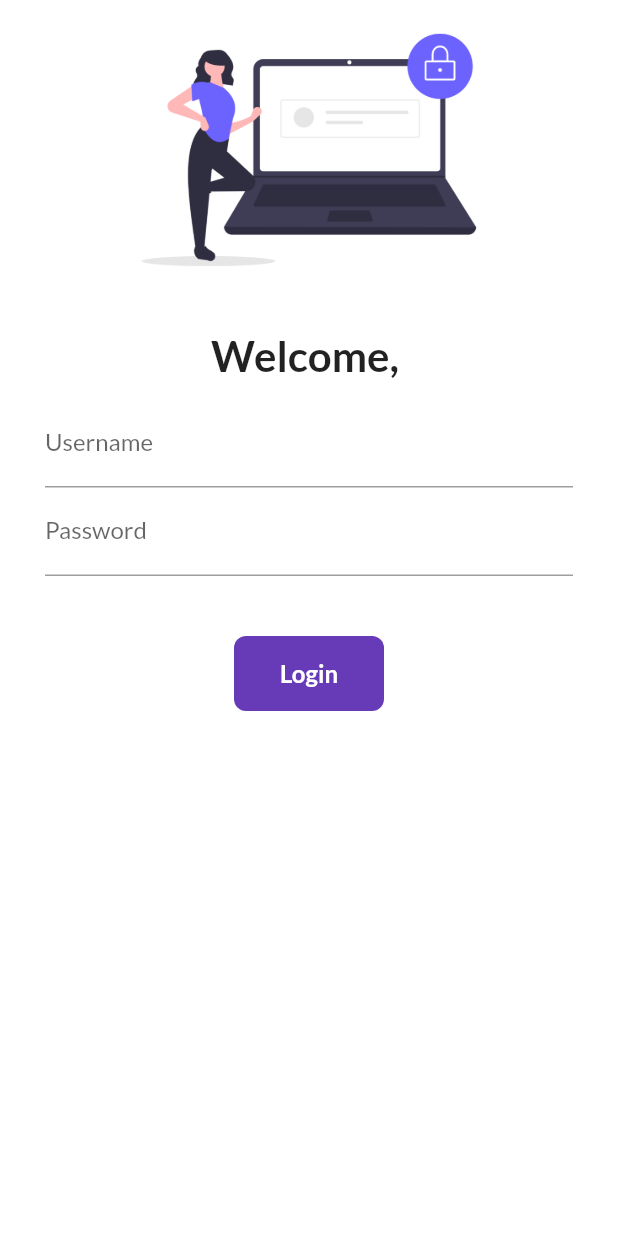
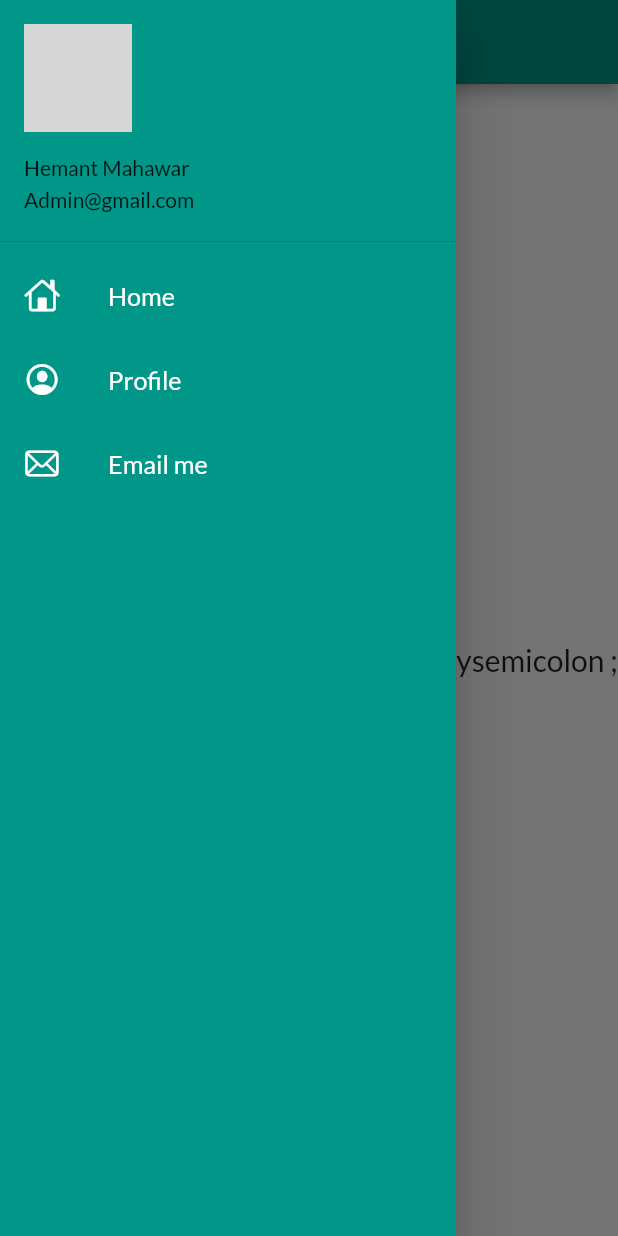
Before and after one commit to HMHemant0815/untitled1, a Flutter app: the screen it shows after launch, with the side drawer open (before the commit the screen has no drawer), on a phone screen of 412 x 824 dp. Run offline on Flutter 3.47's test engine with Material 2 defaults, Android fonts, the phone set to English and light mode, and no system bars; our stand-ins replace google_fonts; network calls fail; grey boxes are pictures that could not be loaded.

Commit message:
Third Commit

```diff
--- a/lib/main.dart
+++ b/lib/main.dart
@@ -26,7 +26,7 @@ class Myapp extends StatelessWidget {
             primarySwatch: Colors.green,
 
       ),
-      //initialRoute: "/home",
+      initialRoute: MyRoutes.homeRoute,
       routes: {
         "/" : (context) => LoginPage(),
         MyRoutes.homeRoute:(context)=>Homepage(),
--- a/lib/pages/home_page.dart
+++ b/lib/pages/home_page.dart
@@ -1,4 +1,5 @@
 import 'package:flutter/material.dart';
+import 'package:untitled1/widget/drawer.dart';
 
 
 class Homepage extends StatelessWidget {
@@ -10,7 +11,7 @@ class Homepage extends StatelessWidget {
       appBar: AppBar(
         title: Text("HM Web Tech"),
       ),
-      body: Center(
+      body:   Center(
         child: Container(
           child: Text("Welcome to Youtube Channel $name" , style: TextStyle(
             fontSize: 10,
@@ -21,7 +22,7 @@ class Homepage extends StatelessWidget {
           ),
         ),
       ),
-      drawer: Drawer(),
+      drawer: MyDrawer(),
     );
   }
 }
--- /dev/null
+++ b/lib/widget/drawer.dart
@@ -0,0 +1,62 @@
+import 'package:flutter/cupertino.dart';
+import 'package:flutter/material.dart';
+
+class MyDrawer extends StatelessWidget {
+
+  @override
+  Widget build(BuildContext context) {
+    final imgurl="https://encrypted-tbn0.gstatic.com/images?q=tbn:ANd9GcRlwpzib0r4g5wAwbO6Hni07c8ty65wbo7KoQ&usqp=CAU";
+    return Drawer(
+      child: Container(
+        color: Colors.teal,
+        child: ListView(
+          padding: EdgeInsets.zero,
+
+          children: [
+            DrawerHeader(
+              padding: EdgeInsets.zero,
+
+                child: UserAccountsDrawerHeader(
+              margin: EdgeInsets.zero,
+
+                accountName: Text("Hemant Mahawar"),
+                accountEmail: Text("Admin@gmail.com"),
+                currentAccountPicture: CircleAvatar(
+                    backgroundImage: NetworkImage(imgurl),
+                ),
+                )
+            ),
+            ListTile(
+              leading: Icon(CupertinoIcons.home , color: Colors.white,),
+              title: Text("Home",
+                  textScaleFactor: 1.2,
+                  style: TextStyle(
+                color: Colors.white,
+               )),
+
+            ),
+            ListTile(
+              leading: Icon(CupertinoIcons.profile_circled , color: Colors.white,),
+              title: Text("Profile",
+                  textScaleFactor: 1.2,
+                  style: TextStyle(
+                    color: Colors.white,
+                  )),
+
+            ),
+            ListTile(
+              leading: Icon(CupertinoIcons.mail , color: Colors.white,),
+              title: Text("Email me",
+                  textScaleFactor: 1.2,
+                  style: TextStyle(
+                    color: Colors.white,
+                  )),
+
+            ),
+          ],
+        ),
+      ),
+    );
+
+  }
+}
```
